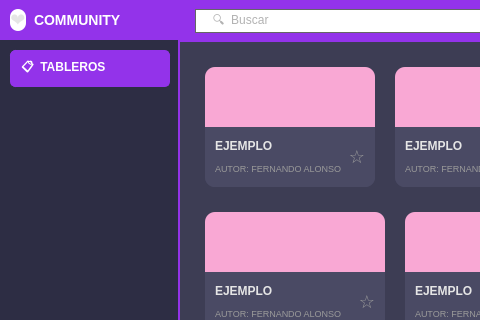
Qt form interfaces/.ui/home_community_dark.ui (moramirete/Community) before a commit; both pictures show x 0 to 480 and y 0 to 320 of the 1024 by 768 pixel window.
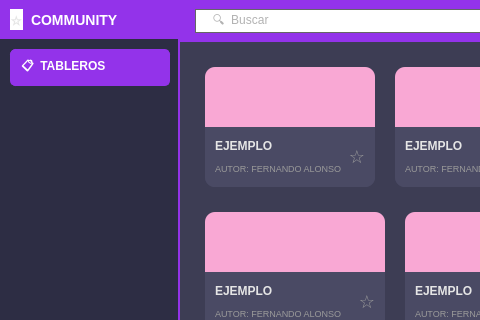
The same form after that commit.

Patch:
```diff
--- a/interfaces/.ui/home_community_dark.ui
+++ b/interfaces/.ui/home_community_dark.ui
@@ -156,7 +156,7 @@
                <string>font-size: 18px; background-color: white; border-radius: 8px;</string>
               </property>
               <property name="text">
-               <string>❤️</string>
+               <string>⭐</string>
               </property>
               <property name="alignment">
                <set>Qt::AlignCenter</set>
```
